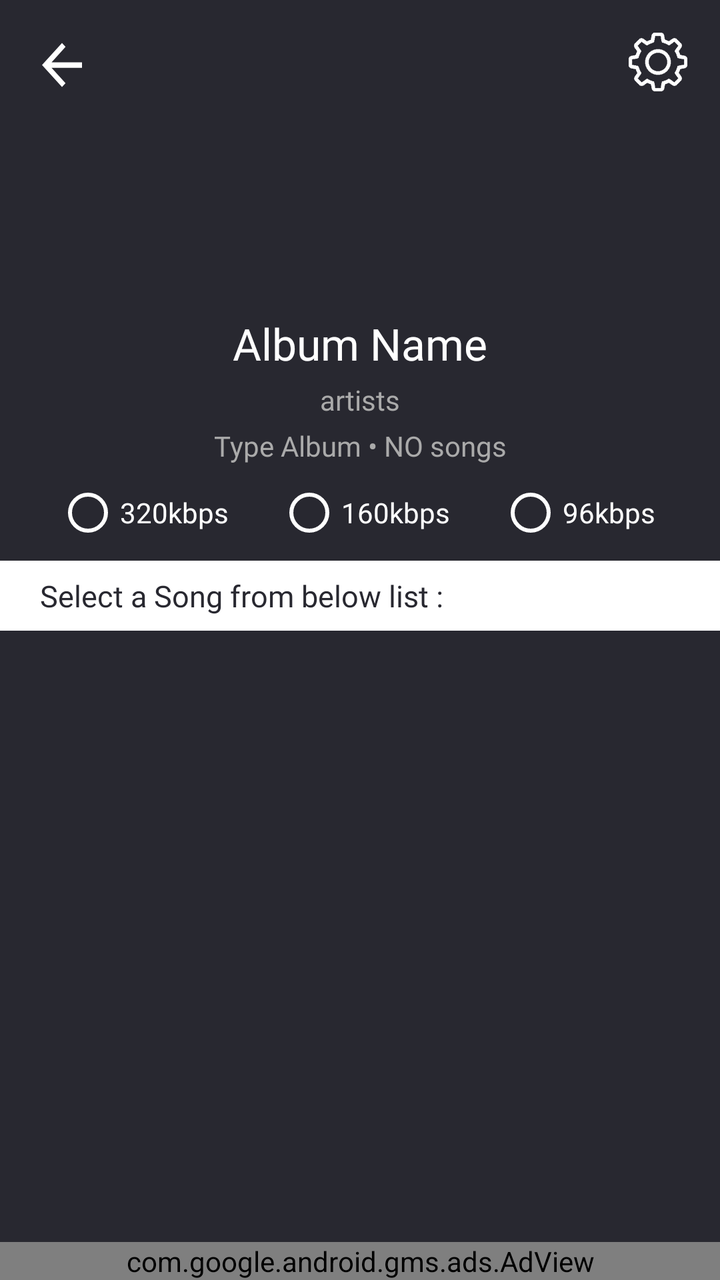
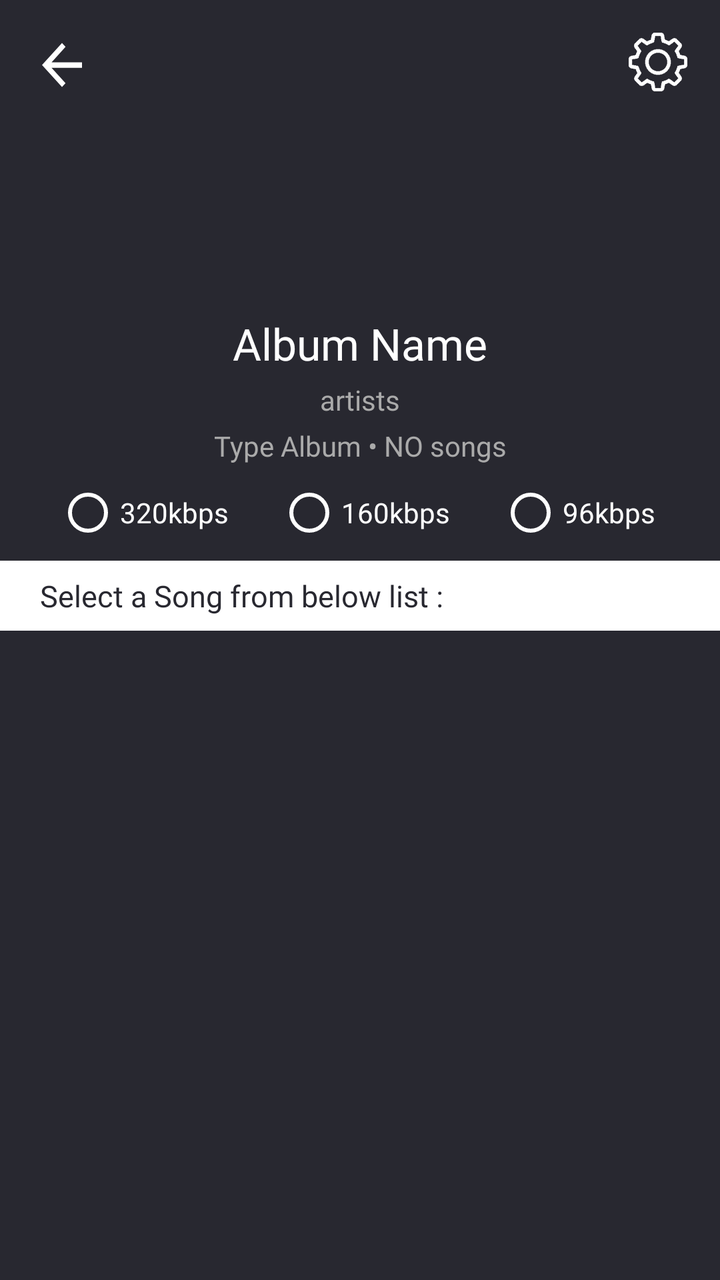

Compare the two renders of this Android layout. The source of the first and the diff that turns it into the second are given below.
<!-- AndroidManifest.xml: application theme AppTheme.NoActionBar -->
<!-- res/layout/activity_album__song__list.xml -->
<?xml version="1.0" encoding="utf-8"?>
<androidx.constraintlayout.widget.ConstraintLayout xmlns:android="http://schemas.android.com/apk/res/android"
    xmlns:app="http://schemas.android.com/apk/res-auto"
    xmlns:tools="http://schemas.android.com/tools"
    android:background="@color/darkAccent"
    android:layout_width="match_parent"
    android:layout_height="match_parent"
    tools:context=".Album_Song_List">


    <TextView
        android:id="@+id/tv_totDowns"
        android:layout_width="wrap_content"
        android:layout_height="wrap_content"
        android:layout_marginTop="18dp"
        android:layout_marginEnd="8dp"
        android:fontFamily="@font/acme"
        android:text="0"
        android:textColor="@android:color/white"
        android:textSize="18sp"
        android:visibility="gone"
        app:layout_constraintEnd_toEndOf="parent"
        app:layout_constraintTop_toTopOf="parent" />

    <ListView
        android:id="@+id/song_list"
        android:layout_width="0dp"
        android:layout_height="0dp"
        android:layout_marginTop="6dp"
        android:layout_marginBottom="8dp"
        app:layout_constraintBottom_toTopOf="@+id/adView_Album"
        app:layout_constraintEnd_toEndOf="parent"
        app:layout_constraintStart_toStartOf="parent"
        app:layout_constraintTop_toBottomOf="@+id/textView" />

    <Button
        android:id="@+id/btn_back"
        android:layout_width="30dp"
        android:layout_height="33dp"
        android:layout_marginStart="16dp"
        android:layout_marginTop="16dp"
        android:background="@drawable/ic_arrow_back"
        app:layout_constraintStart_toStartOf="parent"
        app:layout_constraintTop_toTopOf="parent" />

    <ImageView
        android:id="@+id/img_album"
        android:layout_width="125dp"
        android:layout_height="125dp"
        android:layout_marginStart="8dp"
        android:layout_marginTop="24dp"
        android:layout_marginEnd="8dp"
        android:src="@color/darkAccent"
        app:layout_constraintEnd_toEndOf="parent"
        app:layout_constraintStart_toStartOf="parent"
        app:layout_constraintTop_toTopOf="parent" />

    <TextView
        android:id="@+id/tv_ALPLname"
        android:layout_width="wrap_content"
        android:layout_height="wrap_content"
        android:layout_marginStart="8dp"
        android:layout_marginTop="8dp"
        android:layout_marginEnd="8dp"
        android:fontFamily="@font/acme"
        android:text="Album Name"
        android:gravity="center"
        android:textColor="@android:color/white"
        android:textSize="22sp"
        app:layout_constraintEnd_toEndOf="parent"
        app:layout_constraintStart_toStartOf="parent"
        app:layout_constraintTop_toBottomOf="@+id/img_album" />

    <TextView
        android:id="@+id/tv_artists"
        android:layout_width="wrap_content"
        android:layout_height="wrap_content"
        android:layout_marginStart="8dp"
        android:layout_marginTop="4dp"
        android:layout_marginEnd="8dp"
        android:fontFamily="@font/abel"
        android:text="artists"
        android:gravity="center"
        android:textColor="@android:color/darker_gray"
        android:textSize="14sp"
        app:layout_constraintEnd_toEndOf="parent"
        app:layout_constraintStart_toStartOf="parent"
        app:layout_constraintTop_toBottomOf="@+id/tv_ALPLname" />

    <TextView
        android:id="@+id/tv_typetot"
        android:layout_width="wrap_content"
        android:layout_height="wrap_content"
        android:layout_marginStart="8dp"
        android:layout_marginTop="4dp"
        android:layout_marginEnd="8dp"
        android:fontFamily="@font/abel"
        android:text="Type Album • NO songs"
        android:gravity="center"
        android:textColor="@android:color/darker_gray"
        android:textSize="14sp"
        app:layout_constraintEnd_toEndOf="parent"
        app:layout_constraintStart_toStartOf="parent"
        app:layout_constraintTop_toBottomOf="@+id/tv_artists" />

    <TextView
        android:id="@+id/textView"
        android:layout_width="0dp"
        android:layout_height="35dp"
        android:layout_marginTop="8dp"
        android:background="@android:color/white"
        android:fontFamily="@font/capriola"
        android:gravity="center|left"
        android:paddingLeft="20dp"
        android:text="Select a Song from below list :"
        android:textColor="@color/darkAccent"
        android:textSize="15sp"
        app:layout_constraintEnd_toEndOf="parent"
        app:layout_constraintHorizontal_bias="0.0"
        app:layout_constraintStart_toStartOf="parent"
        app:layout_constraintTop_toBottomOf="@+id/radioGroup" />

    <RadioGroup
        android:id="@+id/radioGroup"
        android:layout_width="0dp"
        android:layout_height="wrap_content"
        android:layout_marginStart="8dp"
        android:layout_marginTop="8dp"
        android:layout_marginEnd="8dp"
        android:orientation="horizontal"
        android:paddingLeft="20dp"
        app:layout_constraintEnd_toEndOf="parent"
        app:layout_constraintHorizontal_bias="0.498"
        app:layout_constraintStart_toStartOf="parent"
        app:layout_constraintTop_toBottomOf="@+id/tv_typetot">

        <RadioButton
            android:id="@+id/radio_320"
            android:tag="320"
            style="@style/Widget.AppCompat.CompoundButton.RadioButton"

            android:layout_width="wrap_content"
            android:layout_height="wrap_content"
            android:layout_gravity="left"
            android:layout_weight="1"
            android:buttonTint="@android:color/white"
            android:fontFamily="@font/secular_one"
            android:text="320kbps"
            android:textColor="@android:color/white" />

        <RadioButton
            android:id="@+id/radio_160"
            android:tag="160"
            android:layout_width="wrap_content"
            android:layout_height="wrap_content"
            android:layout_gravity="center"
            android:layout_weight="1"
            android:buttonTint="@android:color/white"
            android:fontFamily="@font/secular_one"
            android:text="160kbps"
            android:textColor="@android:color/white" />

        <RadioButton
            android:id="@+id/radio_96"
            android:tag="96"
            android:layout_width="wrap_content"
            android:layout_height="wrap_content"
            android:layout_gravity="right"
            android:layout_weight="1"
            android:buttonTint="@android:color/white"
            android:fontFamily="@font/secular_one"
            android:text="96kbps"
            android:textColor="@android:color/white" />

    </RadioGroup>

    <Button
        android:id="@+id/btn_down_alb"
        android:layout_width="45dp"
        android:layout_height="45dp"
        android:layout_marginTop="16dp"
        android:layout_marginEnd="16dp"
        android:background="@drawable/ic_wdown"
        android:visibility="gone"
        app:layout_constraintEnd_toEndOf="parent"
        app:layout_constraintTop_toTopOf="parent" />

    <TextView
        android:id="@+id/textView16"
        android:layout_width="wrap_content"
        android:layout_height="wrap_content"
        android:layout_marginStart="8dp"
        android:layout_marginTop="24dp"
        android:layout_marginEnd="2dp"
        android:fontFamily="@font/advent_pro_medium"
        android:text="In Download Queue: "
        android:textColor="@android:color/white"
        android:textSize="12sp"
        android:visibility="gone"
        app:layout_constraintEnd_toStartOf="@+id/tv_totDowns"
        app:layout_constraintHorizontal_bias="1.0"
        app:layout_constraintStart_toEndOf="@+id/img_album"
        app:layout_constraintTop_toTopOf="parent" />

    <com.google.android.gms.ads.AdView xmlns:ads="http://schemas.android.com/apk/res-auto"
        android:id="@+id/adView_Album"
        android:layout_width="0dp"
        android:layout_height="wrap_content"
        android:layout_alignParentBottom="true"
        android:layout_centerHorizontal="true"
        ads:adSize="BANNER"
        ads:adUnitId="@string/ad_Album"
        ads:layout_constraintBottom_toBottomOf="parent"
        ads:layout_constraintEnd_toEndOf="parent"
        ads:layout_constraintStart_toStartOf="parent"></com.google.android.gms.ads.AdView>

    <ImageView
        android:id="@+id/btn_settings"
        android:layout_width="30dp"
        android:layout_height="30dp"
        android:layout_marginTop="16dp"
        android:layout_marginEnd="16dp"
        app:layout_constraintEnd_toEndOf="parent"
        app:layout_constraintTop_toTopOf="parent"
        app:srcCompat="@drawable/ic_settings" />

</androidx.constraintlayout.widget.ConstraintLayout>
<!-- resources referenced by this layout -->
<resources>
  <color name="darkAccent">#282830</color>
  <!-- drawable ic_arrow_back (drawable) -->
  <vector xmlns:android="http://schemas.android.com/apk/res/android"
          android:width="24dp"
          android:height="24dp"
          android:viewportWidth="24.0"
          android:viewportHeight="24.0">
      <path
          android:fillColor="#FFF"
          android:pathData="M20,11H7.83l5.59,-5.59L12,4l-8,8 8,8 1.41,-1.41L7.83,13H20v-2z"/>
  </vector>
  <!-- drawable ic_settings: png bitmap (drawable, 27583 bytes) -->
  <!-- drawable ic_wdown: png bitmap (drawable, 23754 bytes) -->
  <string name="ad_Album">ca-app-pub-3940256099942544/6300978111</string>
  <style name="AppTheme.NoActionBar">
          <item name="windowActionBar">false</item>
          <item name="windowNoTitle">true</item>
      </style>
</resources>

<!-- the commit's change to res/layout/activity_album__song__list.xml (unified diff, before → after) -->
@@ -27,8 +27,7 @@
         android:layout_width="0dp"
         android:layout_height="0dp"
         android:layout_marginTop="6dp"
-        android:layout_marginBottom="8dp"
-        app:layout_constraintBottom_toTopOf="@+id/adView_Album"
+        app:layout_constraintBottom_toTopOf="@+id/ad_layout_album"
         app:layout_constraintEnd_toEndOf="parent"
         app:layout_constraintStart_toStartOf="parent"
         app:layout_constraintTop_toBottomOf="@+id/textView" />
@@ -208,8 +207,7 @@
         android:layout_height="wrap_content"
         android:layout_alignParentBottom="true"
         android:layout_centerHorizontal="true"
-        ads:adSize="BANNER"
-        ads:adUnitId="@string/ad_Album"
+        android:visibility="gone"
         ads:layout_constraintBottom_toBottomOf="parent"
         ads:layout_constraintEnd_toEndOf="parent"
         ads:layout_constraintStart_toStartOf="parent"></com.google.android.gms.ads.AdView>
@@ -224,4 +222,13 @@
         app:layout_constraintTop_toTopOf="parent"
         app:srcCompat="@drawable/ic_settings" />
 
+    <LinearLayout
+        android:id="@+id/ad_layout_album"
+        android:layout_width="0dp"
+        android:layout_height="wrap_content"
+        android:orientation="vertical"
+        app:layout_constraintBottom_toBottomOf="@+id/adView_Album"
+        app:layout_constraintEnd_toEndOf="parent"
+        app:layout_constraintStart_toStartOf="parent"></LinearLayout>
+
 </androidx.constraintlayout.widget.ConstraintLayout>
<!-- resource entries referenced after the edit -->
@@ -13,7 +13,6 @@
   </vector>
   <!-- drawable ic_settings: png bitmap (drawable, 27583 bytes) -->
   <!-- drawable ic_wdown: png bitmap (drawable, 23754 bytes) -->
-  <string name="ad_Album">ca-app-pub-3940256099942544/6300978111</string>
   <style name="AppTheme.NoActionBar">
           <item name="windowActionBar">false</item>
           <item name="windowNoTitle">true</item>
